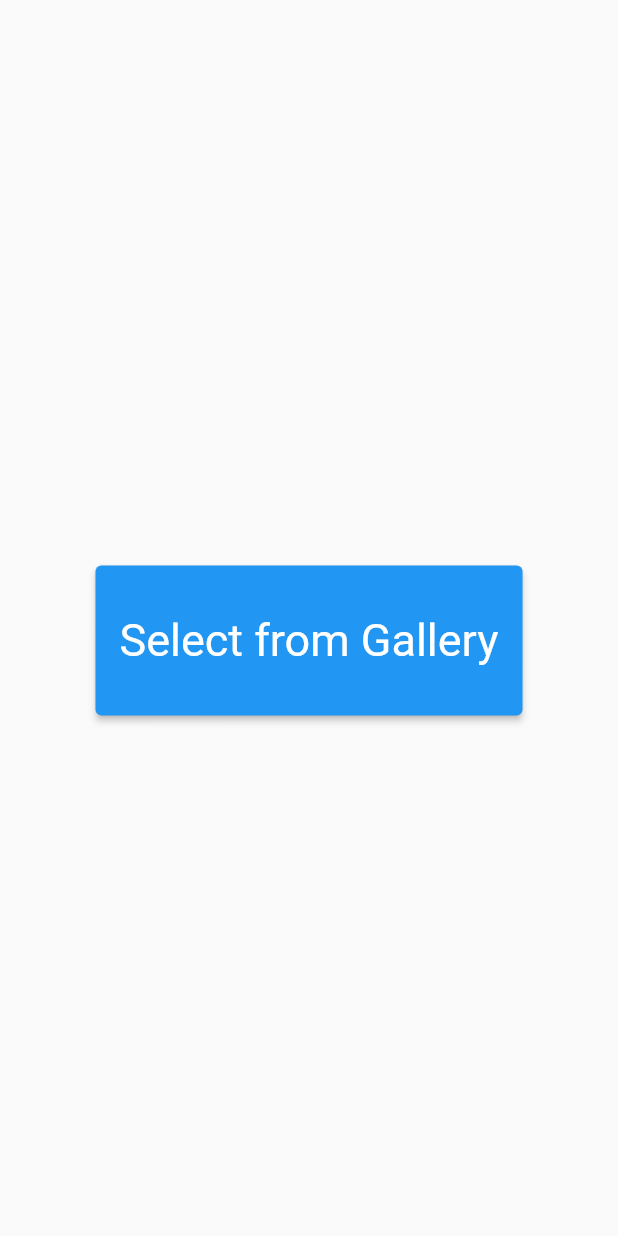
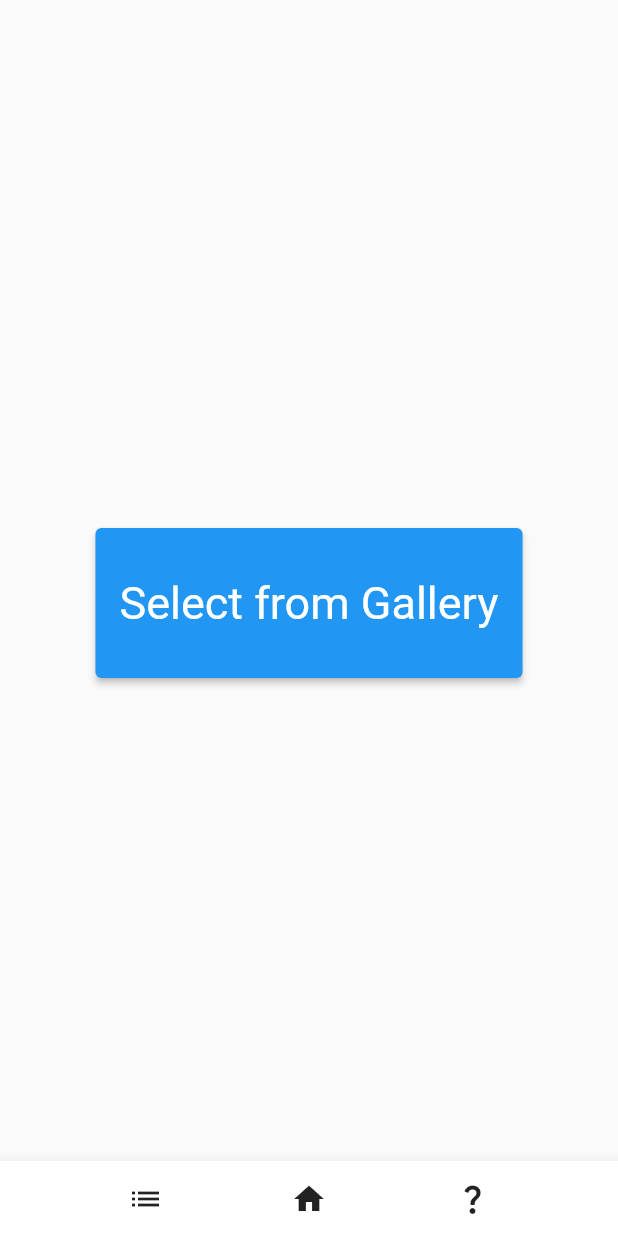
Before and after one commit to labykim/pbl3-garbee, a Flutter app: the screen it shows after launch, on a phone screen of 412 x 824 dp. Run offline on Flutter 3.47's test engine with Material 2 defaults, Android fonts, the phone set to English and light mode, and no system bars; our stand-ins replace image_picker.

Commit message:
Exception & resize

```diff
--- a/lib/main.dart
+++ b/lib/main.dart
@@ -17,7 +17,17 @@ class HomeScreen extends StatelessWidget {
       home: Scaffold(
         body: const SelectImageButton(),
         bottomNavigationBar: BottomAppBar(
-          // TBA
+          child: SizedBox(
+            height: 50,
+            child: Row(
+              mainAxisAlignment: MainAxisAlignment.spaceEvenly,
+              children: [
+                Icon(Icons.list),
+                Icon(Icons.home),
+                Icon(Icons.question_mark),
+              ],
+            ),
+          )
         ),
       )
     );
--- a/lib/utilities/classifier.dart
+++ b/lib/utilities/classifier.dart
@@ -1,3 +1,5 @@
+import 'package:pbl3_garbee/utilities/data_container.dart';
+
 import '../data/map_category.dart';
 import '../data/map_instruction.dart';
 
@@ -18,6 +20,7 @@ List<String>? classifier(List<String> objectList) {
 String? getCategory(List<String> objectList) {
   for(int i=0; i<objectList.length; i++) {
     if(findCategory.containsKey(objectList[i])) {
+      DataContainer.setHitIndex(i);
       return findCategory[objectList[i]];
     }
   }
```
Also changed, not shown: lib/screens/analysis_screen.dart (+13 -2 lines), lib/utilities/data_container.dart (+15 -2 lines).
